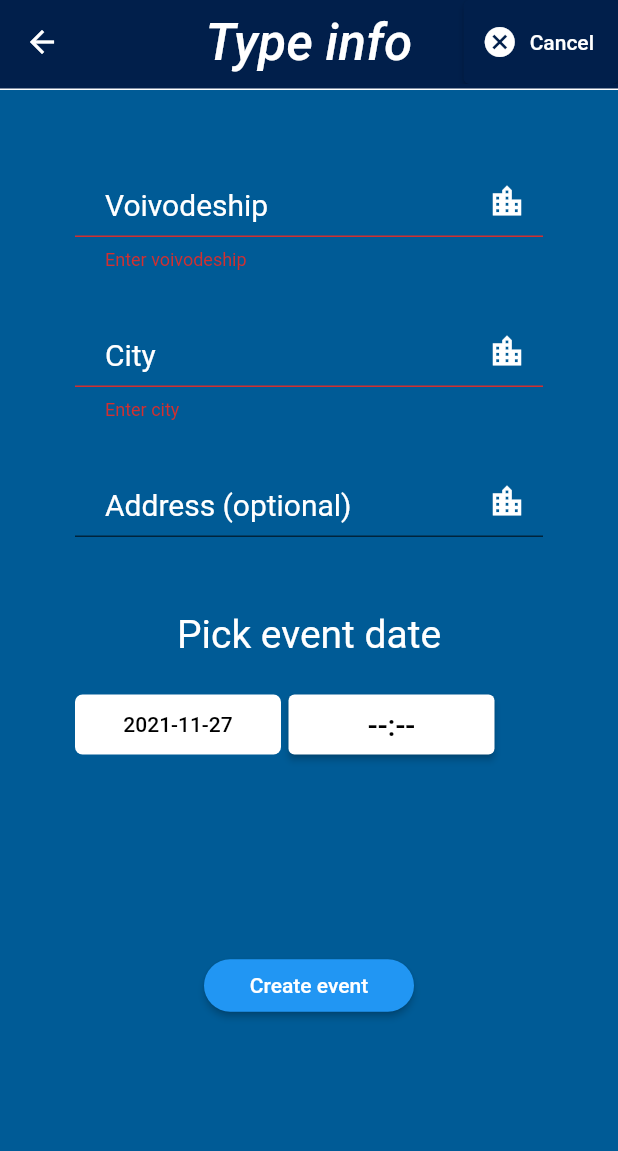
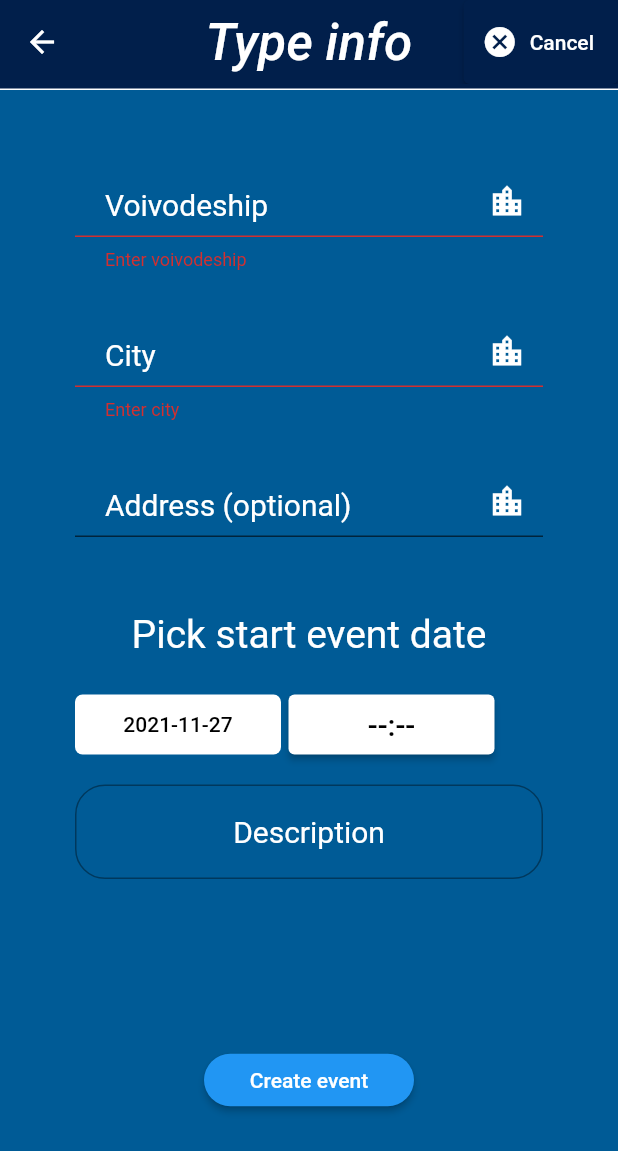
Before and after one commit to Kryszczyn99/Children-event-map, a Flutter app: the FormEvent screen opened directly with empty values, after a tap on "Create event", on a phone screen of 412 x 824 dp. Shown: the top 1151 px of the screen. Run offline on Flutter 3.47's test engine with Material 2 defaults, Android fonts, the phone set to English and light mode, and no system bars; our stand-ins replace cloud_firestore, firebase_auth, firebase_core, geolocator, google_maps_flutter; accounts and stored records are empty.

Commit message:
event-creating-done

```diff
--- a/lib/screens/newEvent/event_form.dart
+++ b/lib/screens/newEvent/event_form.dart
@@ -1,8 +1,11 @@
 import 'package:children_event_map/screens/home/home.dart';
 import 'package:children_event_map/screens/newEvent/button_widget.dart';
+import 'package:children_event_map/services/database.dart';
 import 'package:children_event_map/style/colors.dart';
+import 'package:firebase_auth/firebase_auth.dart';
 import 'package:flutter/cupertino.dart';
 import 'package:flutter/material.dart';
+import 'package:uuid/uuid.dart';
 
 class FormEvent extends StatefulWidget {
   const FormEvent({Key? key, required this.longitude, required this.latitude})
@@ -19,6 +22,14 @@ class _FormEventState extends State<FormEvent> {
   String hour = "--";
   String minute = "--";
   String error = "";
+  String description = "";
+  String voivodeship = "";
+  String city = "";
+  String address = "";
+  DateTime date = DateTime.now();
+
+  var uuid = Uuid();
+
   TimeOfDay selectedTime = TimeOfDay.now();
   DateTime selectedDate = DateTime.now();
   @override
@@ -78,7 +89,9 @@ class _FormEventState extends State<FormEvent> {
                     suffixIcon: Icon(Icons.location_city,
                         color: Colors.white, size: 25.0),
                   ),
-                  onChanged: (val) {},
+                  onChanged: (val) {
+                    setState(() => voivodeship = val);
+                  },
                   validator: (val) => val!.isEmpty ? 'Enter voivodeship' : null,
                 ),
                 const SizedBox(
@@ -95,7 +108,9 @@ class _FormEventState extends State<FormEvent> {
                     suffixIcon: Icon(Icons.location_city,
                         color: Colors.white, size: 25.0),
                   ),
-                  onChanged: (val) {},
+                  onChanged: (val) {
+                    setState(() => city = val);
+                  },
                   validator: (val) => val!.isEmpty ? 'Enter city' : null,
                 ),
                 const SizedBox(
@@ -112,13 +127,15 @@ class _FormEventState extends State<FormEvent> {
                     suffixIcon: Icon(Icons.location_city,
                         color: Colors.white, size: 25.0),
                   ),
-                  onChanged: (val) {},
+                  onChanged: (val) {
+                    setState(() => address = val);
+                  },
                 ),
                 const SizedBox(
                   height: 50.0,
                 ),
                 Text(
-                  'Pick event date',
+                  'Pick start event date',
                   style: TextStyle(
                     fontSize: 26,
                     color: Colors.white,
@@ -164,7 +181,24 @@ class _FormEventState extends State<FormEvent> {
                     ),
                   ],
                 ),
-                SizedBox(height: 40.0),
+                SizedBox(height: 20.0),
+                TextFormField(
+                  style: TextStyle(color: Colors.white, fontSize: 20),
+                  textAlign: TextAlign.center,
+                  maxLines: null,
+                  keyboardType: TextInputType.multiline,
+                  decoration: InputDecoration(
+                    hintText: 'Description',
+                    hintStyle: TextStyle(color: Colors.white),
+                    border: OutlineInputBorder(
+                      borderRadius: BorderRadius.all(Radius.circular(20.0)),
+                    ),
+                  ),
+                  onChanged: (val) {
+                    setState(() => description = val);
+                  },
+                ),
+                SizedBox(height: 20.0),
                 Text(
                   error,
                   style: TextStyle(
@@ -180,16 +214,35 @@ class _FormEventState extends State<FormEvent> {
                       minimumSize: MaterialStateProperty.all(Size(140, 35)),
                       shape: MaterialStateProperty.all(RoundedRectangleBorder(
                           borderRadius: BorderRadius.circular(30.0)))),
-                  onPressed: () {
+                  onPressed: () async {
                     if (_formKey.currentState!.validate()) {
                       if (hour == "--" || minute == "--") {
                         setState(() {
                           error = "Give validate hours!";
                         });
+                      } else if (description == "") {
+                        setState(() {
+                          error = "Give event a description!";
+                        });
                       } else {
                         setState(() {
                           error = "";
                         });
+                        var event_id = uuid.v4();
+                        String onlyDate =
+                            "${selectedDate.toLocal()}".split(' ')[0];
+                        String wholeDate = onlyDate + " " + hour + ":" + minute;
+                        DateTime dateOfTheEvent = DateTime.parse(wholeDate);
+                        DatabaseService(uid: '').addEventToDatabase(
+                            FirebaseAuth.instance.currentUser!.uid,
+                            event_id,
+                            dateOfTheEvent,
+                            voivodeship,
+                            city,
+                            address,
+                            description,
+                            widget.longitude,
+                            widget.latitude);
                       }
                     }
                   },
--- a/pubspec.yaml
+++ b/pubspec.yaml
@@ -40,6 +40,7 @@ dependencies:
   firebase_core: ^1.10.0
   google_maps_flutter: ^2.1.1
   geolocator: ^7.7.1
+  uuid: ^3.0.5
 
 dev_dependencies:
   flutter_test:
```
Also changed, not shown: lib/services/database.dart (+37 -9 lines), flutter_01.png (added), pubspec.lock.
